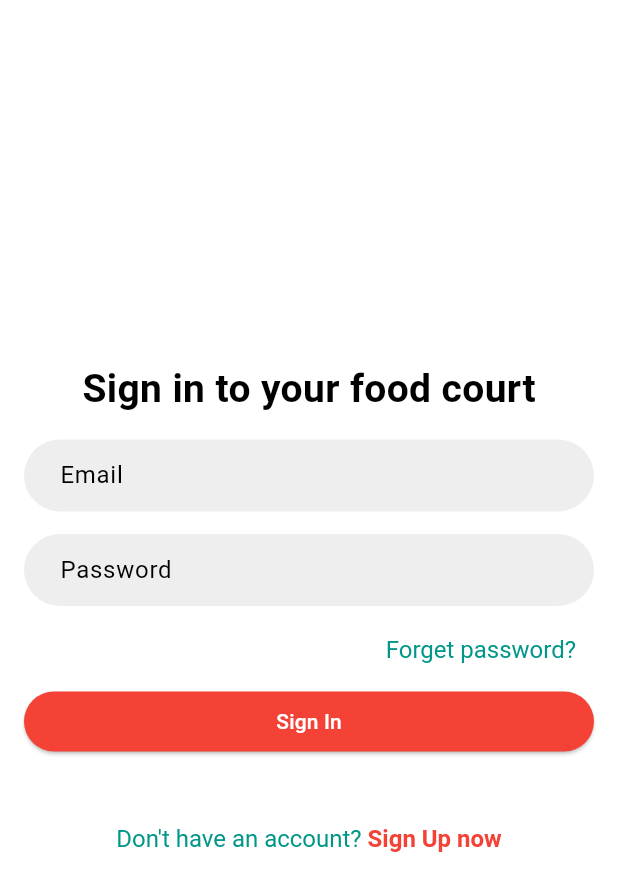
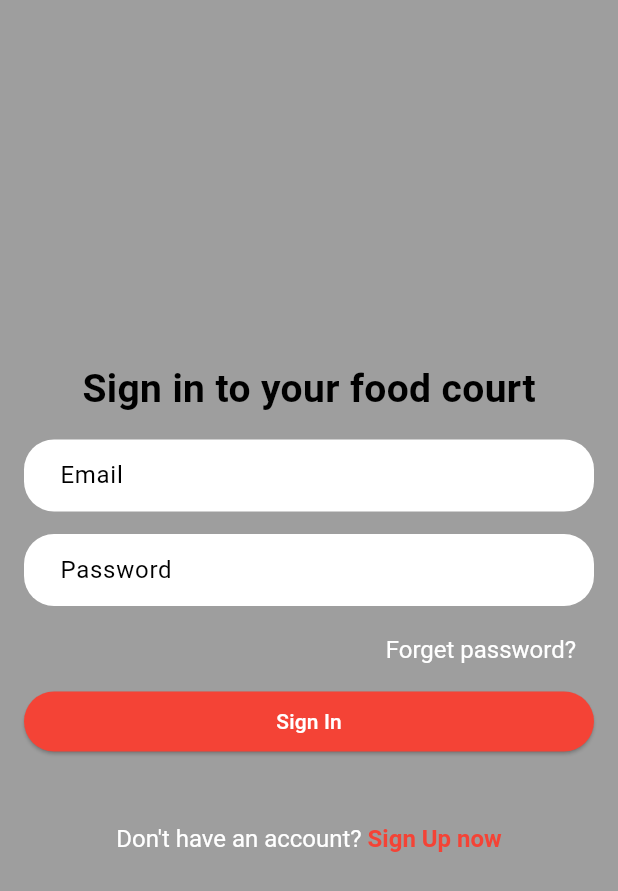
Before and after one commit to amanSin1/Canteen_app, a Flutter app: the screen it shows after launch, on a phone screen of 412 x 824 dp. Shown: the top 891 px of the screen. Run offline on Flutter 3.47's test engine with Material 3 defaults, Android fonts, the phone set to English and light mode, and no system bars; our stand-ins replace cloud_firestore, firebase_auth, firebase_core, fluttertoast, get; missing offline and left inert: razorpay_flutter; accounts and stored records are empty.

```diff
--- a/lib/model/my_drawer.dart
+++ b/lib/model/my_drawer.dart
@@ -13,7 +13,7 @@ class MyDrawer extends StatelessWidget {
   @override
   Widget build(BuildContext context) {
     return Drawer(
-      backgroundColor: Theme.of(context).colorScheme.surface,
+      backgroundColor: Theme.of(context).colorScheme.tertiary,
       child: Column(
         children: [
           DrawerHeader(
--- a/lib/my_textfield.dart
+++ b/lib/my_textfield.dart
@@ -8,6 +8,7 @@ class MyTextfield extends StatelessWidget {
 
   @override
   Widget build(BuildContext context) {
+    final theme = Theme.of(context);
     return TextFormField(
       obscureText: obscureText,
       controller: controller,
@@ -15,9 +16,9 @@ class MyTextfield extends StatelessWidget {
         hintText: hintText,
 
         filled: true,
-        fillColor: Colors.grey[200],
+        fillColor: theme.colorScheme.tertiary,
         border: OutlineInputBorder(
-          borderRadius: BorderRadius.circular(30.0),
+          borderRadius: BorderRadius.circular(20.0),
           borderSide: BorderSide.none,
         ),
         contentPadding: EdgeInsets.symmetric(horizontal: 20.0),
--- a/lib/pages/login_page.dart
+++ b/lib/pages/login_page.dart
@@ -20,6 +20,8 @@ class LoginPage extends StatefulWidget {
 class _LoginPageState extends State<LoginPage> {
   final TextEditingController _emailController = TextEditingController();
   final TextEditingController _passwordController = TextEditingController();
+
+
 
   Future<void> signIn() async {
     try {
@@ -56,10 +58,13 @@ class _LoginPageState extends State<LoginPage> {
 
   @override
   Widget build(BuildContext context) {
+    final theme = Theme.of(context);
     return  Scaffold(
+
       body: Container(
+
         padding: EdgeInsets.all(16),
-        color: Colors.white,
+        color: theme.colorScheme.primary,
         child: Column(
           mainAxisAlignment: MainAxisAlignment.center,
 
@@ -97,7 +102,7 @@ class _LoginPageState extends State<LoginPage> {
                     foregroundColor: Colors.teal,
                     textStyle: TextStyle(fontSize: 16.0),
                   ),
-                  child: Text('Forget password?'),
+                  child: Text('Forget password?',style: TextStyle(color: Colors.white),),
                 ),
               ],
             ),
@@ -123,7 +128,7 @@ class _LoginPageState extends State<LoginPage> {
                   children: [
                     TextSpan(
                       text: "Don't have an account? ",
-                      style: TextStyle(color: Colors.teal, fontSize: 16.0),
+                      style: TextStyle(color: Colors.white, fontSize: 16.0),
                     ),
                     TextSpan(
                       text: "Sign Up now",
--- a/lib/theme/dark_mode.dart
+++ b/lib/theme/dark_mode.dart
@@ -3,7 +3,7 @@ import 'package:flutter/material.dart';
 
 ThemeData darkMode = ThemeData(
   colorScheme: ColorScheme.dark(
-    surface: Colors.black12,
+    surface: Colors.black,
     primary:Colors.black,
     secondary: Colors.black,
     tertiary: Colors.grey.shade800,
```
Also changed, not shown: lib/pages/details_page.dart (+6 -68 lines).
